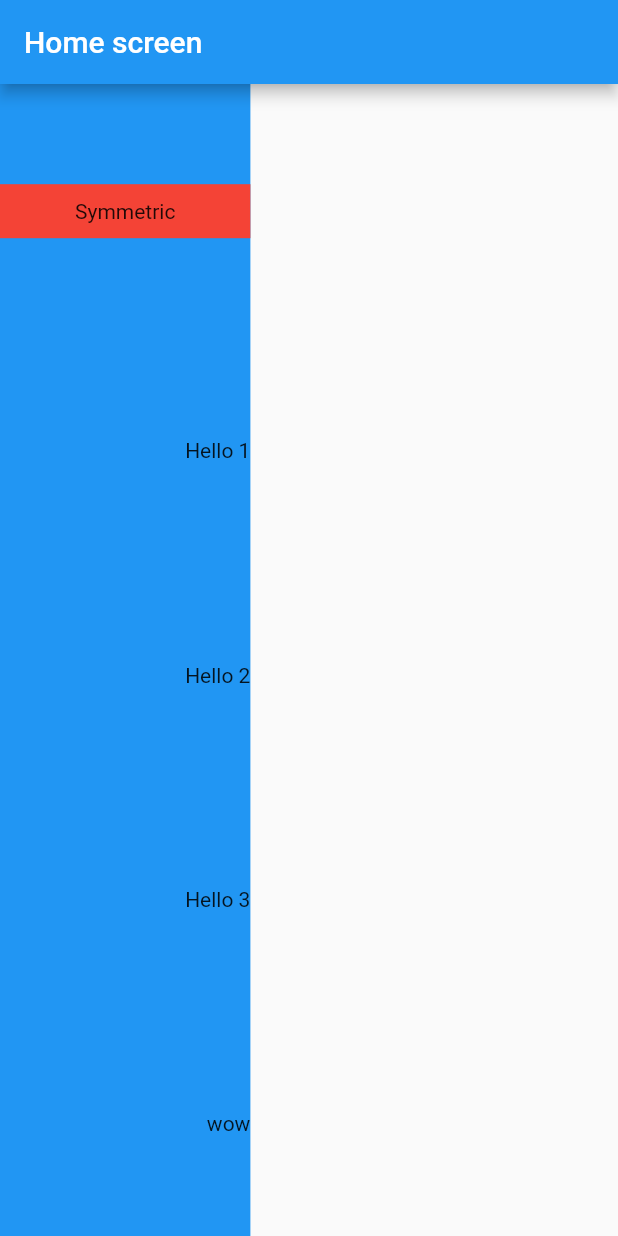
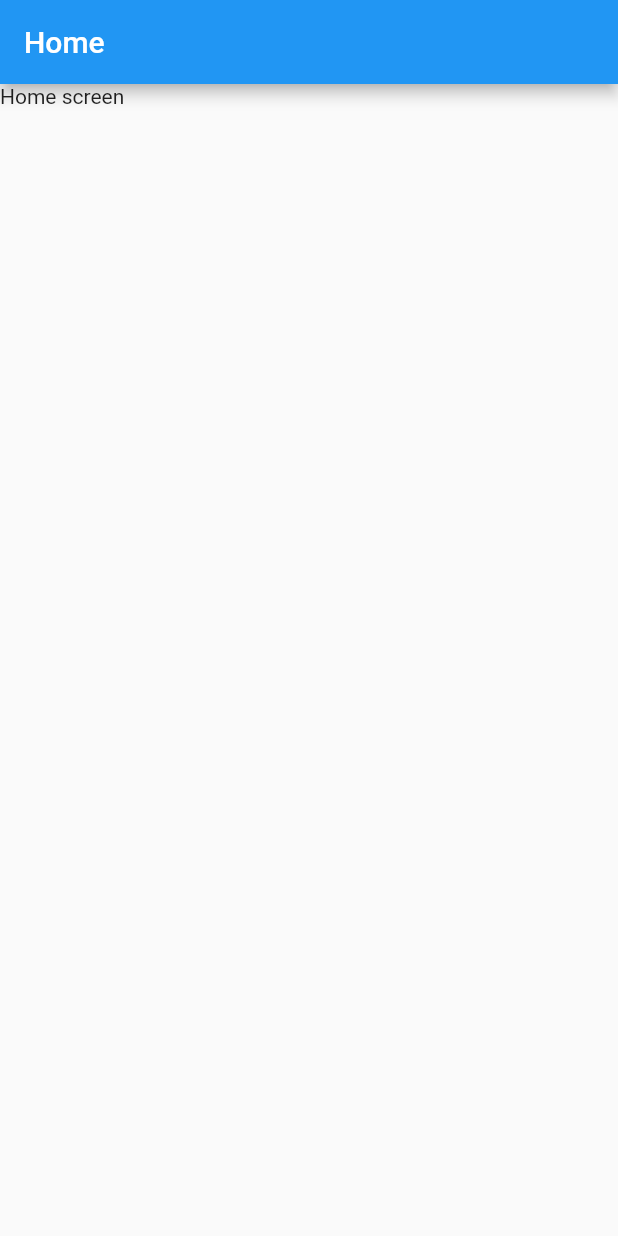
Before and after one commit to hackerhgl/gdg_mentorship_21aug, a Flutter app: the screen it shows after launch, on a phone screen of 412 x 824 dp. Run offline on Flutter 3.47's test engine with Material 2 defaults, Android fonts, the phone set to English and light mode, and no system bars.

Commit message:
home screen

```diff
--- a/lib/screens/home.dart
+++ b/lib/screens/home.dart
@@ -7,28 +7,12 @@ class HomeScreen extends StatelessWidget {
   Widget build(BuildContext context) {
     return Scaffold(
       appBar: AppBar(
-        title: Text("Home screen"),
+        title: Text("Home"),
       ),
-      body: Container(
-        color: Colors.blue,
-        child: Column(
-          crossAxisAlignment: CrossAxisAlignment.end,
-          mainAxisAlignment: MainAxisAlignment.spaceAround,
-          children: [
-            Container(
-              color: Colors.red,
-              padding: EdgeInsets.symmetric(
-                vertical: 10,
-                horizontal: 50,
-              ),
-              child: Text("Symmetric"),
-            ),
-            Text("Hello 1"),
-            Text("Hello 2"),
-            Text("Hello 3"),
-            Text("wow"),
-          ],
-        ),
+      body: Column(
+        children: [
+          Text("Home screen"),
+        ],
       ),
     );
   }
```
Also changed, not shown: lib/screens/columns.dart (added, +35 -0 lines).
